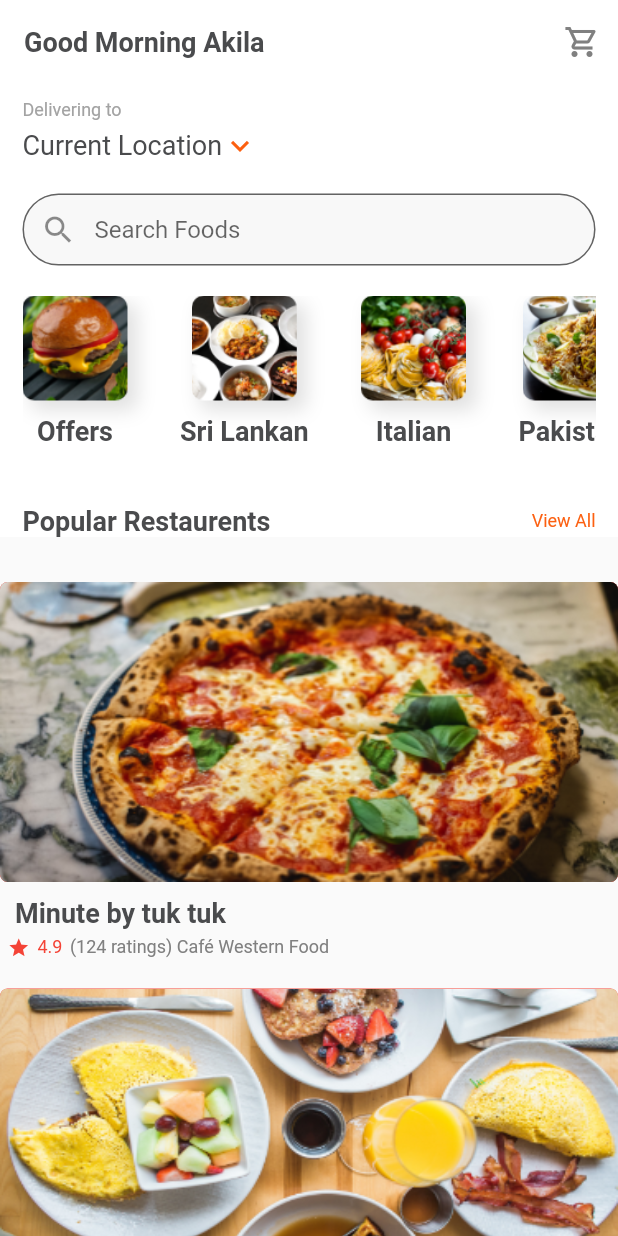
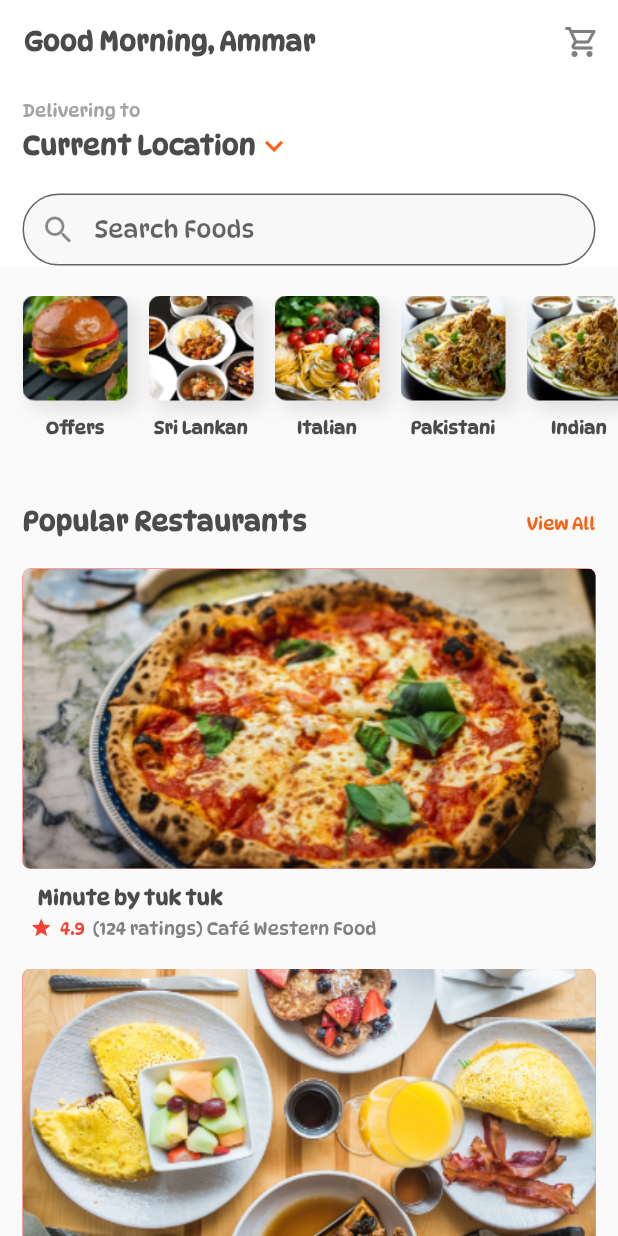
Before and after one commit to SyedAmmarSohail/Flutter_Food_App_ui, a Flutter app: the screen it shows after launch, on a phone screen of 412 x 824 dp. Run offline on Flutter 3.47's test engine with Material 2 defaults, Android fonts, the phone set to English and light mode, and no system bars.

Commit message:
update app

```diff
--- a/lib/HomeScreen.dart
+++ b/lib/HomeScreen.dart
@@ -19,22 +19,23 @@ class HomeScreen extends StatelessWidget {
         crossAxisAlignment: CrossAxisAlignment.start,
         children: [
           Container(
+            padding: EdgeInsets.symmetric(horizontal: 15.0),
             color: Colors.white,
-            padding: EdgeInsets.symmetric(horizontal: 15.0),
             child: Column(
               crossAxisAlignment: CrossAxisAlignment.start,
               children: [
                 sizedBoxHeight10,
                 Text(
                   'Delivering to',
-                  style: kLabelSmallTextStyle.copyWith(color: ColorConstant.greyIconColor),
+                  style: kLabelSmallTextStyle.copyWith(
+                      color: ColorConstant.greyIconColor),
                 ),
                 sizedBoxHeight5,
                 Row(
                   children: [
                     Text(
                       'Current Location',
-                      style: kLabelMediumTextStyle,
+                      style: kLabelMediumTextStyle.copyWith(fontWeight: FontWeight.bold),
                     ),
                     Icon(
                       Icons.keyboard_arrow_down,
@@ -44,9 +45,11 @@ class HomeScreen extends StatelessWidget {
                 ),
                 sizedBoxHeight20,
                 SearchWidget(
-                  onChanged: (text) {
-                  },
+                  onChanged: (text) {},
                   hint: 'Search Foods',
+                ),
+              ],
+            ),
           ),
           sizedBoxHeight20,
           Container(
@@ -63,13 +66,15 @@ class HomeScreen extends StatelessWidget {
                 }),
           ),
           sizedBoxHeight30,
-                Row(
+          Container(
+              padding: EdgeInsets.symmetric(horizontal: 15.0),
+              child: Row(
                 mainAxisAlignment: MainAxisAlignment.spaceBetween,
                 children: [
                   Text(
-                      'Popular Restaurents',
-                      style: kLabelMediumTextStyle.copyWith(
-                          fontWeight: FontWeight.bold),
+                    'Popular Restaurants',
+                    style:
+                    kLabelMediumTextStyle.copyWith(fontWeight: FontWeight.bold),
                   ),
                   Text(
                     'View All',
@@ -78,11 +83,11 @@ class HomeScreen extends StatelessWidget {
                   ),
                 ],
               ),
-              ],
           ),
-          ),
-          sizedBoxHeight20,
-          WidgetListView(
+          sizedBoxHeight10,
+          Container(
+            padding: EdgeInsets.symmetric(horizontal: 7.0),
+            child: WidgetListView(
                 physics: NeverScrollableScrollPhysics(),
                 listItems: restaurantsCategory,
                 scrollDirection: Axis.vertical,
@@ -93,6 +98,7 @@ class HomeScreen extends StatelessWidget {
                     onLongPressed: () {},
                   );
                 }),
+          ),
           Container(
             padding: EdgeInsets.symmetric(horizontal: 15.0),
             child: Column(
@@ -114,6 +120,9 @@ class HomeScreen extends StatelessWidget {
                   ],
                 ),
                 sizedBoxHeight20,
+              ],
+            ),
+          ),
           Container(
             height: 240.0,
             child: WidgetListView(
@@ -127,6 +136,10 @@ class HomeScreen extends StatelessWidget {
                   );
                 }),
           ),
+          Container(
+            padding: EdgeInsets.symmetric(horizontal: 15.0),
+            child: Column(
+              children: [
                 sizedBoxHeight20,
                 Row(
                   mainAxisAlignment: MainAxisAlignment.spaceBetween,
@@ -144,7 +157,12 @@ class HomeScreen extends StatelessWidget {
                   ],
                 ),
                 sizedBoxHeight20,
-                WidgetListView(
+              ],
+            ),
+          ),
+          Container(
+            padding: EdgeInsets.symmetric(horizontal: 7.0),
+            child: WidgetListView(
                 physics: NeverScrollableScrollPhysics(),
                 listItems: recentCategory,
                 scrollDirection: Axis.vertical,
@@ -155,8 +173,6 @@ class HomeScreen extends StatelessWidget {
                     onLongPressed: () {},
                   );
                 }),
-              ],
-            ),
           )
         ],
       ),
--- a/lib/constants/constants.dart
+++ b/lib/constants/constants.dart
@@ -38,8 +38,12 @@ const sizedBoxHeight30 = SizedBox(
 
 var kLabelSmallTextStyle =
     TextStyle(fontSize: 12.0, color: ColorConstant.blackTextColor);
+var kLabelBelowMediumTextStyle =
+    TextStyle(fontSize: 14.0, color: ColorConstant.blackTextColor);
 var kLabelMediumTextStyle =
     TextStyle(fontSize: 18.0, color: ColorConstant.blackTextColor);
+var kLabelAboveMediumTextStyle =
+    TextStyle(fontSize: 20.0, color: ColorConstant.blackTextColor);
 var kLabelLargeTextStyle = TextStyle(
   fontSize: 24.0,
   color: ColorConstant.blackTextColor,
--- a/lib/main.dart
+++ b/lib/main.dart
@@ -11,11 +11,11 @@ class MyApp extends StatelessWidget {
   Widget build(BuildContext context) {
     SystemChrome.setSystemUIOverlayStyle(SystemUiOverlayStyle(
         systemNavigationBarIconBrightness: Brightness.dark,
-    statusBarColor: Colors.white));
+        statusBarColor: Colors.white));
     return MaterialApp(
       debugShowCheckedModeBanner: false,
       title: 'native_updater example',
-      theme: ThemeData(brightness: Brightness.light),
+      theme: ThemeData(brightness: Brightness.light, fontFamily: 'DynaPuff'),
       home: Home(),
     );
   }
@@ -39,10 +39,12 @@ class _HomeState extends State<Home> {
         brightness: Brightness.light,
         elevation: 0,
         actions: [
-          IconButton(icon: Icon(Icons.shopping_cart_outlined, color: ColorConstant.hintColor))
+          IconButton(
+              icon: Icon(Icons.shopping_cart_outlined,
+                  color: ColorConstant.hintColor))
         ],
         title: Text(
-          'Good Morning Akila',
+          'Good Morning, Ammar',
           style: kLabelMediumTextStyle.copyWith(fontWeight: FontWeight.bold),
         ),
         automaticallyImplyLeading: false,
--- a/lib/widgets/CategoryListTile.dart
+++ b/lib/widgets/CategoryListTile.dart
@@ -13,7 +13,7 @@ class CategoryListTile extends StatelessWidget {
       onTap: onPressed,
       onLongPress: onLongPressed,
       child: Container(
-        margin: const EdgeInsets.only(right: 35.0),
+        margin: const EdgeInsets.symmetric(horizontal: 7.0),
         child: Column(
           children: <Widget>[
             Container(
@@ -41,7 +41,7 @@ class CategoryListTile extends StatelessWidget {
             Text(
               item['name'],
               style:
-                  kLabelMediumTextStyle.copyWith(fontWeight: FontWeight.bold),
+              kLabelSmallTextStyle.copyWith(fontWeight: FontWeight.bold),
             ),
           ],
         ),
--- a/lib/widgets/PopularListTile.dart
+++ b/lib/widgets/PopularListTile.dart
@@ -12,7 +12,7 @@ class PopularListTile extends StatelessWidget {
   @override
   Widget build(BuildContext context) {
     return Container(
-      padding: EdgeInsets.only(right: 20),
+      padding: EdgeInsets.symmetric(horizontal: 8),
       child: Column(
         crossAxisAlignment: CrossAxisAlignment.start,
         children: <Widget>[
@@ -40,7 +40,7 @@ class PopularListTile extends StatelessWidget {
               crossAxisAlignment: CrossAxisAlignment.center,
               children: <Widget>[
                 Text(item['name'],
-                    style: kLabelMediumTextStyle.copyWith(
+                    style: kLabelBelowMediumTextStyle.copyWith(
                         fontWeight: FontWeight.bold)),
               ],
             ),
--- a/lib/widgets/RecentListTile.dart
+++ b/lib/widgets/RecentListTile.dart
@@ -49,7 +49,7 @@ class RecentListTile extends StatelessWidget {
               children: [
                 Text(
                   item['name'],
-                  style: kLabelMediumTextStyle.copyWith(
+                  style: kLabelBelowMediumTextStyle.copyWith(
                       fontWeight: FontWeight.bold),
                 ),
                 sizedBoxHeight5,
--- a/lib/widgets/RestrauntsListTile.dart
+++ b/lib/widgets/RestrauntsListTile.dart
@@ -40,7 +40,7 @@ class RestrauntsListTile extends StatelessWidget {
               crossAxisAlignment: CrossAxisAlignment.center,
               children: <Widget>[
                 Text(item['name'],
-                    style: kLabelMediumTextStyle.copyWith(
+                    style: kLabelBelowMediumTextStyle.copyWith(
                         fontWeight: FontWeight.bold)),
               ],
             ),
--- a/lib/widgets/WidgetListView.dart
+++ b/lib/widgets/WidgetListView.dart
@@ -2,27 +2,29 @@ import 'package:flutter/material.dart';
 import 'package:flutter/rendering.dart';
 
 class WidgetListView extends StatelessWidget {
-  WidgetListView(
-      {this.scrollDirection = Axis.horizontal,
-      this.listItems,
-      this.separator,
-      this.listTile,
-      this.physics = const AlwaysScrollableScrollPhysics()});
+  WidgetListView({this.scrollDirection = Axis.horizontal,
+    this.listItems,
+    this.separator,
+    this.listTile,
+    this.padding = const EdgeInsets.symmetric(horizontal: 8.0),
+    this.physics = const AlwaysScrollableScrollPhysics()});
 
   final listItems;
   final Axis scrollDirection;
   final Widget separator;
   final Function listTile;
+  final EdgeInsetsGeometry padding;
   ScrollPhysics physics;
 
   @override
   Widget build(BuildContext context) {
     return ListView.separated(
+      padding:padding,
       shrinkWrap: true,
       physics: physics,
       scrollDirection: scrollDirection,
       separatorBuilder: (BuildContext context, int index) =>
-          separator == null ? Container() : separator,
+      separator == null ? Container() : separator,
       itemBuilder: (context, index) {
         var item = listItems[index];
         return listTile(item);
```
Also changed, not shown: pubspec.yaml (+6 -8 lines), assets/fonts/DynaPuff-Bold.ttf (added), assets/fonts/DynaPuff-Medium.ttf (added), assets/fonts/DynaPuff-Regular.ttf (added), assets/fonts/DynaPuff-SemiBold.ttf (added), pubspec.lock, 2 other files. Lines whose indentation alone changed are shown as unchanged.
